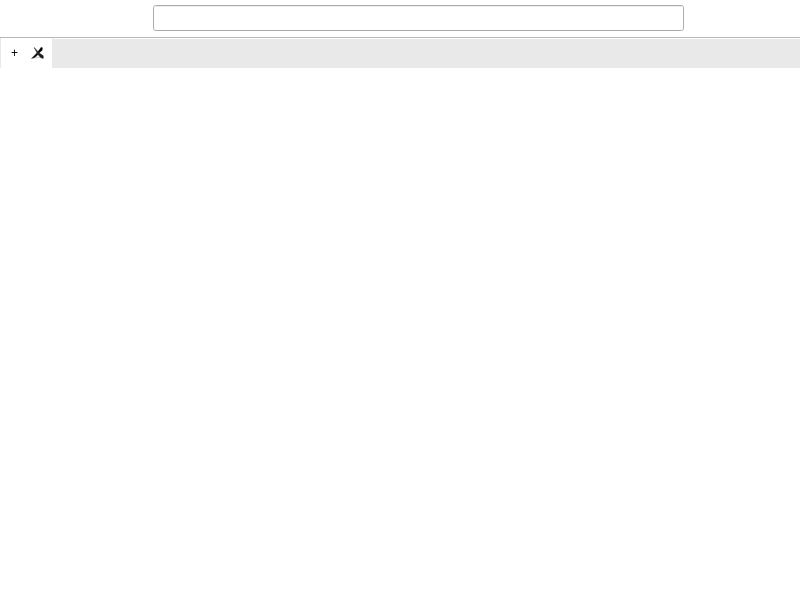
Qt form ventana.ui (willynajberg/pyQtBrowser) before a commit.
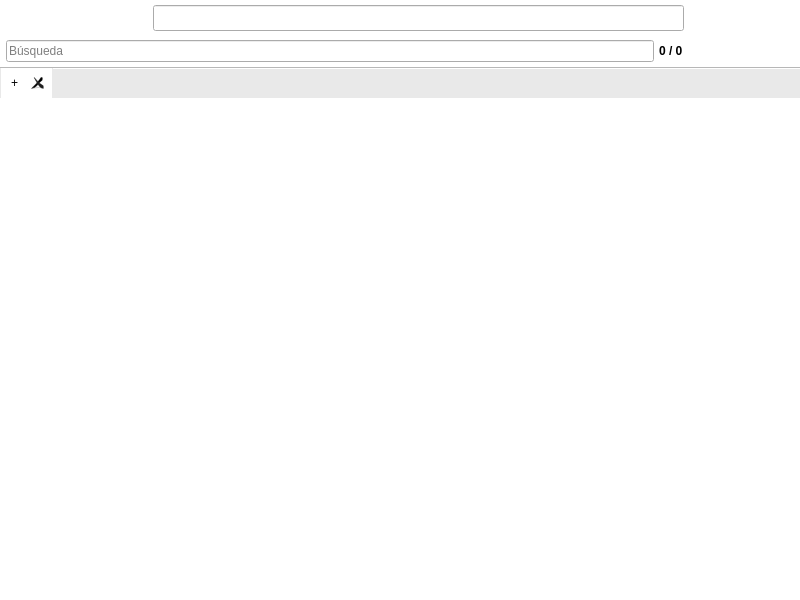
The same form after that commit. Icons and pictures are not drawn.

```diff
--- a/ventana.ui
+++ b/ventana.ui
@@ -290,6 +290,140 @@
       </item>
      </layout>
     </item>
+    <item>
+     <widget class="QWidget" name="widgetBusqueda" native="true">
+      <layout class="QHBoxLayout" name="horizontalLayout_2">
+       <property name="spacing">
+        <number>5</number>
+       </property>
+       <property name="leftMargin">
+        <number>6</number>
+       </property>
+       <property name="topMargin">
+        <number>4</number>
+       </property>
+       <property name="rightMargin">
+        <number>6</number>
+       </property>
+       <property name="bottomMargin">
+        <number>4</number>
+       </property>
+       <item>
+        <widget class="QLineEdit" name="editBusqueda">
+         <property name="placeholderText">
+          <string>Búsqueda</string>
+         </property>
+        </widget>
+       </item>
+       <item>
+        <widget class="QLabel" name="lblResult">
+         <property name="font">
+          <font>
+           <weight>75</weight>
+           <bold>true</bold>
+          </font>
+         </property>
+         <property name="text">
+          <string>0 / 0</string>
+         </property>
+        </widget>
+       </item>
+       <item>
+        <widget class="QPushButton" name="btnAnt">
+         <property name="minimumSize">
+          <size>
+           <width>20</width>
+           <height>20</height>
+          </size>
+         </property>
+         <property name="styleSheet">
+          <string notr="true">:hover {
+	background:rgba(80, 170, 255, 50);
+}
+
+:pressed {
+	background:rgba(80, 170, 255, 100);
+}
+
+QPushButton {background: white; border:none}</string>
+         </property>
+         <property name="text">
+          <string/>
+         </property>
+         <property name="icon">
+          <iconset>
+           <normaloff>img/up.png</normaloff>img/up.png</iconset>
+         </property>
+         <property name="flat">
+          <bool>true</bool>
+         </property>
+        </widget>
+       </item>
+       <item>
+        <widget class="QPushButton" name="btnSig">
+         <property name="minimumSize">
+          <size>
+           <width>20</width>
+           <height>20</height>
+          </size>
+         </property>
+         <property name="styleSheet">
+          <string notr="true">:hover {
+	background:rgba(80, 170, 255, 50);
+}
+
+:pressed {
+	background:rgba(80, 170, 255, 100);
+}
+
+QPushButton {background: white; border:none}</string>
+         </property>
+         <property name="text">
+          <string/>
+         </property>
+         <property name="icon">
+          <iconset>
+           <normaloff>img/down.png</normaloff>img/down.png</iconset>
+         </property>
+         <property name="flat">
+          <bool>true</bool>
+         </property>
+        </widget>
+       </item>
+       <item>
+        <widget class="QPushButton" name="btnCerrar">
+         <property name="minimumSize">
+          <size>
+           <width>20</width>
+           <height>20</height>
+          </size>
+         </property>
+         <property name="styleSheet">
+          <string notr="true">:hover {
+	background:rgba(80, 170, 255, 50);
+}
+
+:pressed {
+	background:rgba(80, 170, 255, 100);
+}
+
+QPushButton {background: white; border:none}</string>
+         </property>
+         <property name="text">
+          <string/>
+         </property>
+         <property name="icon">
+          <iconset>
+           <normaloff>img/close2.png</normaloff>img/close2.png</iconset>
+         </property>
+         <property name="flat">
+          <bool>true</bool>
+         </property>
+        </widget>
+       </item>
+      </layout>
+     </widget>
+    </item>
     <item>
      <widget class="QTabWidget" name="tabWidget">
       <property name="styleSheet">
```
